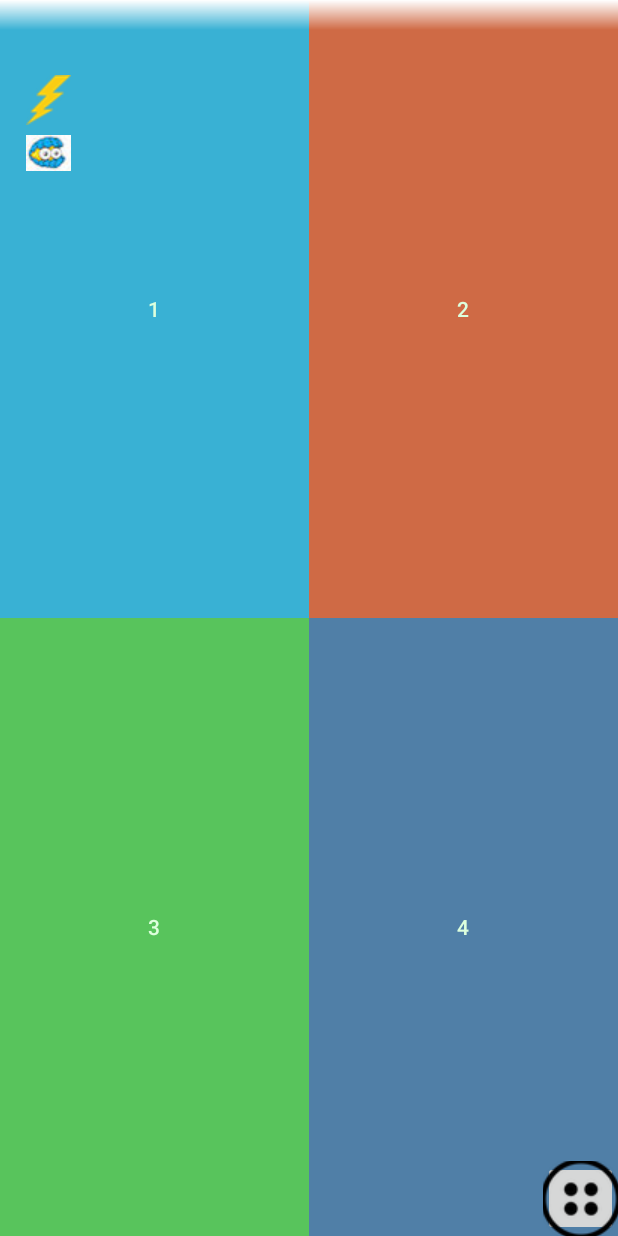
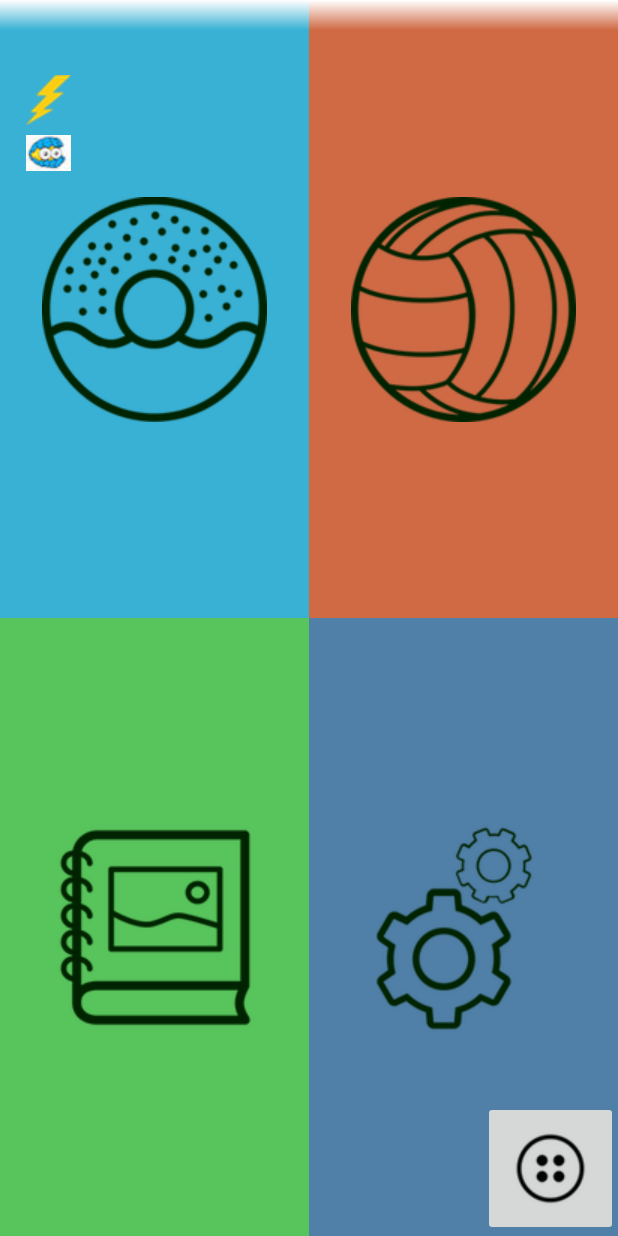
Before and after one commit to chriswus/Awwtter, an Android app: the fragment MenuFragment placed in its activity, on a phone screen of 412 x 824 dp. Run offline under Robolectric (Android 15) with nearby library versions, the phone set to English and light mode, and no system bars; plain views replace GifTextView.

Commit message:
added menu, submenus

```diff
--- a/app/src/main/java/me/shuobi_wu/awwtter/MenuFragment.java
+++ /dev/null
@@ -1,22 +0,0 @@
-package me.shuobi_wu.awwtter;
-
-import android.support.v4.app.DialogFragment;
-import android.support.v4.app.Fragment;
-import android.support.v7.app.AppCompatActivity;
-import android.os.Bundle;
-import android.view.LayoutInflater;
-import android.view.View;
-import android.view.ViewGroup;
-import android.widget.TextView;
-
-public class MenuFragment extends Fragment {
-
-    @Override
-    public View onCreateView(LayoutInflater inflater, ViewGroup container,
-                             Bundle savedInstanceState) {
-        return inflater.inflate(R.layout.activity_menu, container, false);
-    }
-
-
-
-}
--- /dev/null
+++ b/app/src/main/java/me/shuobi_wu/awwtter/fragment/MenuFragment.java
@@ -0,0 +1,100 @@
+package me.shuobi_wu.awwtter.fragment;
+
+import android.app.FragmentTransaction;
+import android.app.Fragment;
+import android.os.Bundle;
+import android.util.Log;
+import android.view.LayoutInflater;
+import android.view.View;
+import android.view.ViewGroup;
+import android.widget.ImageButton;
+
+import me.shuobi_wu.awwtter.R;
+
+/**
+ * a custom fragment that displays a list of available menu items
+ */
+public class MenuFragment extends Fragment {
+
+    //Constants
+    private static final String FOOD_MENU = "food menu";
+    private static final String TOY_MENU = "toy menu";
+    private static final String ALBUM_MENU = "album menu";
+    private static final String SETTINGS_MENU = "settings menu";
+
+    public MenuFragment() {
+
+    }
+
+    @Override
+    public View onCreateView(LayoutInflater inflater, ViewGroup container,
+                             Bundle savedInstanceState) {
+        View view = inflater.inflate(R.layout.activity_menu, container, false);
+        ImageButton food = (ImageButton) view.findViewById(R.id.food_button);
+        food.setOnClickListener(new View.OnClickListener() {
+            @Override
+            public void onClick(View v) {
+                open(FOOD_MENU);
+            }
+        });
+
+        ImageButton toy = (ImageButton) view.findViewById(R.id.toy_button);
+        toy.setOnClickListener(new View.OnClickListener() {
+            @Override
+            public void onClick(View v) {
+                open(TOY_MENU);
+            }
+        });
+
+        ImageButton album = (ImageButton) view.findViewById(R.id.album_button);
+        album.setOnClickListener(new View.OnClickListener() {
+            @Override
+            public void onClick(View v) {
+                open(ALBUM_MENU);
+            }
+        });
+
+        ImageButton settings = (ImageButton) view.findViewById(R.id.settings_button);
+        settings.setOnClickListener(new View.OnClickListener() {
+            @Override
+            public void onClick(View v) {
+                open(SETTINGS_MENU);
+            }
+        });
+        return view;
+    }
+
+    /**
+     * helper method to open a designated menu
+     */
+    private void open(String menu) {
+        if (menu != null && menu != "") {
+            Fragment frag = null;
+            switch(menu) {
+                case FOOD_MENU:
+                    frag = new FoodMenuFragment();
+                    break;
+                case TOY_MENU:
+                    frag = new ToyMenuFragment();
+                    break;
+                case ALBUM_MENU:
+                    frag = new AlbumMenuFragment();
+                    break;
+                case SETTINGS_MENU:
+                    frag = new SettingsMenuFragment();
+                    break;
+                default:
+                    break;
+            }
+            if (frag != null) {
+                FragmentTransaction transaction = getFragmentManager().beginTransaction();
+                transaction.add(R.id.map_view, frag, menu);
+                transaction.addToBackStack(menu);
+                transaction.commit();
+                Log.e("menu", "opening "+menu);
+            }
+
+        }
+    }
+
+}
--- a/app/src/main/res/layout/activity_maps.xml
+++ b/app/src/main/res/layout/activity_maps.xml
@@ -6,7 +6,7 @@
     android:orientation="vertical">
 
     <RelativeLayout
-        android:id="@+id/mapView"
+        android:id="@+id/map_view"
         android:layout_width="match_parent"
         android:layout_height="match_parent">
 
@@ -16,16 +16,6 @@
             android:layout_width="match_parent"
             android:layout_height="match_parent"
             tools:context="mypackage.MapsActivity"/>
-
-        <!--something is wrong with adding multiple fragments here-->
-        <!--<fragment-->
-            <!--android:id="@+id/menu"-->
-            <!--android:layout_width="match_parent"-->
-            <!--android:layout_height="match_parent"-->
-            <!--android:layout_centerHorizontal="true"-->
-            <!--android:layout_centerVertical="true"-->
-            <!--tools:context="mypackage.MapsActivity"-->
-            <!--/>-->
 
         <View
             android:layout_width="match_parent"
@@ -82,11 +72,11 @@
 
         <ImageButton
             android:id="@+id/menu_button"
-            android:layout_width="50dp"
-            android:layout_height="50dp"
+            android:layout_width="wrap_content"
+            android:layout_height="wrap_content"
             android:layout_alignParentRight="true"
             android:layout_alignParentBottom="true"
-            android:padding="5dp"
+            android:padding="20dp"
             android:src="@drawable/menu"
             />
 
--- a/app/src/main/res/layout/activity_menu.xml
+++ b/app/src/main/res/layout/activity_menu.xml
@@ -17,7 +17,8 @@
         android:layout_centerHorizontal="true"
         android:visibility="invisible" />
 
-    <Button
+    <ImageButton
+        android:id="@+id/food_button"
         android:layout_width="match_parent"
         android:layout_height="match_parent"
         android:layout_above="@+id/centerVerticalShim"
@@ -27,10 +28,12 @@
         android:background="#42A5F5"
         android:gravity="center"
         android:text="1"
-        android:textColor="#FFFFFF" >
-    </Button>
+        android:textColor="#FFFFFF"
+        android:src="@drawable/food">
+    </ImageButton>
 
-    <Button
+    <ImageButton
+        android:id="@+id/toy_button"
         android:layout_width="match_parent"
         android:layout_height="match_parent"
         android:layout_above="@+id/centerVerticalShim"
@@ -40,10 +43,12 @@
         android:background="#EF5350"
         android:gravity="center"
         android:text="2"
-        android:textColor="#FFFFFF" >
-    </Button>
+        android:textColor="#FFFFFF"
+        android:src="@drawable/toy">
+    </ImageButton>
 
-    <Button
+    <ImageButton
+        android:id="@+id/album_button"
         android:layout_width="match_parent"
         android:layout_height="match_parent"
         android:layout_alignParentBottom="true"
@@ -53,10 +58,12 @@
         android:background="#66BB6A"
         android:gravity="center"
         android:text="3"
-        android:textColor="#FFFFFF" >
-    </Button>
+        android:textColor="#FFFFFF"
+        android:src="@drawable/album">
+    </ImageButton>
 
-    <Button
+    <ImageButton
+        android:id="@+id/settings_button"
         android:layout_width="match_parent"
         android:layout_height="match_parent"
         android:layout_alignParentBottom="true"
@@ -66,5 +73,6 @@
         android:background="#5C6BC0"
         android:gravity="center"
         android:text="4"
-        android:textColor="#FFFFFF" >
-    </Button></RelativeLayout>
+        android:textColor="#FFFFFF"
+        android:src="@drawable/settings">
+    </ImageButton></RelativeLayout>
```
Also changed, not shown: app/src/main/java/me/shuobi_wu/awwtter/activity/BasicMapDemoActivity.java (+38 -48 lines), app/src/main/java/me/shuobi_wu/awwtter/fragment/AlbumMenuFragment.java (added, +10 -0 lines), app/src/main/java/me/shuobi_wu/awwtter/fragment/FoodMenuFragment.java (added, +10 -0 lines), app/src/main/java/me/shuobi_wu/awwtter/fragment/SettingsMenuFragment.java (added, +10 -0 lines), app/src/main/java/me/shuobi_wu/awwtter/fragment/ToyMenuFragment.java (added, +10 -0 lines), app/src/main/java/me/shuobi_wu/awwtter/model/GameModel.java (added, +34 -0 lines), app/src/main/java/me/shuobi_wu/awwtter/MapsActivity.java (deleted), app/src/main/res/drawable/album.png, app/src/main/res/drawable/food.png, app/src/main/res/drawable/menu.png, app/src/main/res/drawable/settings.png, app/src/main/res/drawable/toy.png.
